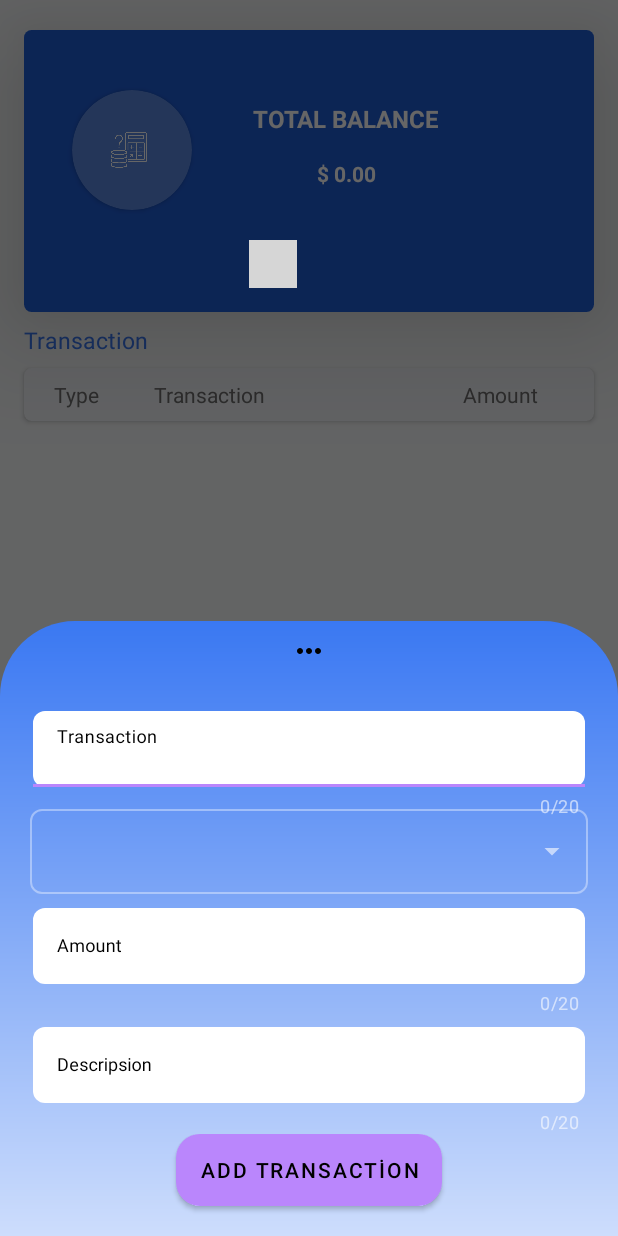
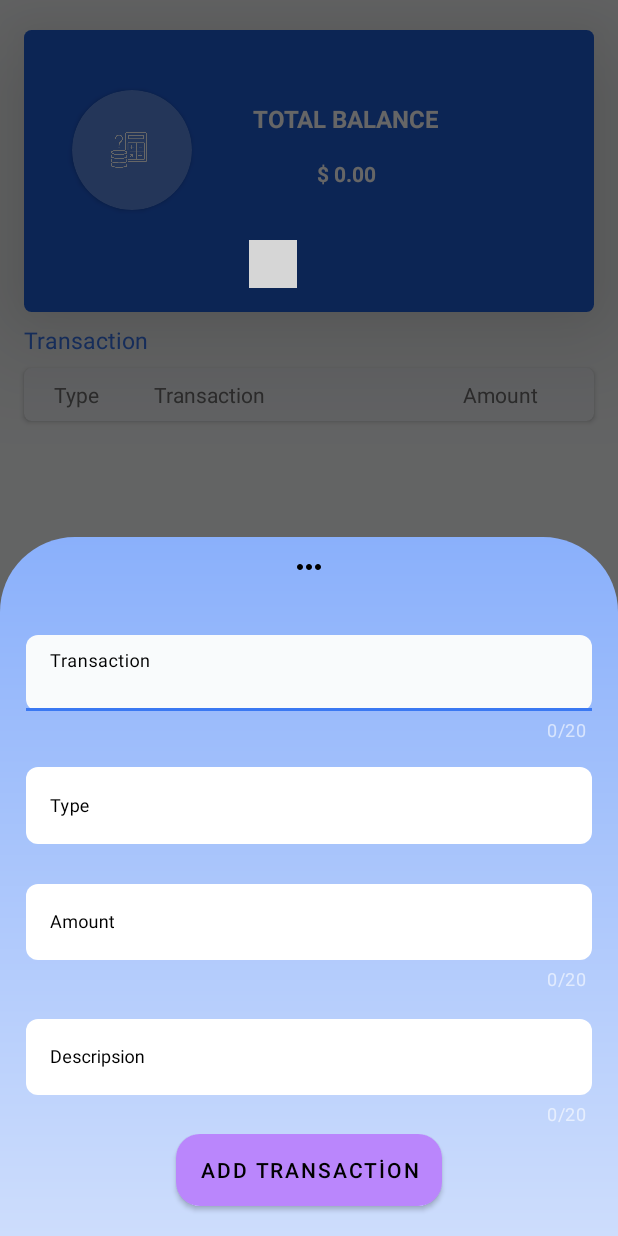
Before and after one commit to srdrakcay/Budges, an Android app: the BottomSheetFragment screen opened through its navigation route, on a phone screen of 412 x 824 dp. Run offline under Robolectric (Android 15) with nearby library versions, the phone set to English and light mode, and no system bars; our stand-ins replace Room's generated code, navigation-ui; plain views replace DotsIndicator; 4 statements that could not run were skipped; grey boxes are pictures that could not be loaded.

Commit message:
changing layout design

```diff
--- a/app/src/main/java/com/serdar/budges/adapter/BudgesAdapter.kt
+++ b/app/src/main/java/com/serdar/budges/adapter/BudgesAdapter.kt
@@ -83,5 +83,5 @@ class BudgesAdapter :
         this.transactionList = transactionList
         notifyDataSetChanged()
     }
-    //val dialog = BalanceDialog().show(parentFragmentManager, "dialog")
+
 }
--- a/app/src/main/res/drawable/bottom_sheet.xml
+++ b/app/src/main/res/drawable/bottom_sheet.xml
@@ -5,8 +5,8 @@
 
         <gradient
             android:angle="90"
-            android:startColor="@color/backroundGradyan1"
-            android:endColor="@color/backroundGradyan"
+            android:startColor="@color/unselected"
+            android:endColor="@color/selected"
             android:type="linear"/>
     <corners
         android:topLeftRadius="50sp"
--- a/app/src/main/res/layout/crypto_layout.xml
+++ b/app/src/main/res/layout/crypto_layout.xml
@@ -53,7 +53,7 @@
                 android:id="@+id/currency"
                 android:layout_width="48dp"
                 android:layout_height="14dp"
-                android:layout_marginStart="16dp"
+                android:layout_marginStart="10dp"
                 android:text="TextView"
                 android:textColor="@color/black"
                 android:textSize="12sp"
--- a/app/src/main/res/layout/dropdown.xml
+++ b/app/src/main/res/layout/dropdown.xml
@@ -4,6 +4,7 @@
     android:layout_height="wrap_content"
     android:ellipsize="end"
     android:maxLines="1"
+    android:backgroundTint="@color/white"
     android:layout_marginStart="10dp"
     android:layout_marginEnd="10dp"
     android:layout_marginTop="5dp"
--- a/app/src/main/res/layout/fragment_bottom_sheet.xml
+++ b/app/src/main/res/layout/fragment_bottom_sheet.xml
@@ -15,8 +15,7 @@
         android:layout_height="wrap_content"
         android:layout_marginTop="60dp"
         android:hint="Transaction"
-        android:paddingLeft="10sp"
-        android:paddingRight="10sp"
+        android:padding="5dp"
         android:textColorHint="@color/black"
         app:boxCornerRadiusBottomEnd="8sp"
         app:boxCornerRadiusBottomStart="8sp"
@@ -26,6 +25,7 @@
         app:counterEnabled="true"
         app:counterMaxLength="20"
         app:endIconMode="clear_text"
+        app:boxStrokeColor="@color/blue"
         app:hintTextColor="#000000"
         app:layout_constraintEnd_toEndOf="parent"
         app:layout_constraintStart_toStartOf="parent"
@@ -37,9 +37,9 @@
             android:layout_height="wrap_content"
             android:layout_marginStart="12sp"
             android:layout_marginEnd="12sp"
-            android:backgroundTint="#FFFFFF"
+            android:backgroundTint="@color/backround"
             android:textColor="@color/black"
-            android:textColorHint="@color/black"
+            android:textColorHint="@color/blue"
             android:textSize="12sp"
             app:counterMaxLength="20" />
     </com.google.android.material.textfield.TextInputLayout>
@@ -49,26 +49,39 @@
         style="@style/Widget.MaterialComponents.TextInputLayout.OutlinedBox.ExposedDropdownMenu"
         android:layout_width="0dp"
         android:layout_height="wrap_content"
-        android:layout_marginStart="20sp"
-        android:layout_marginTop="50dp"
-        android:layout_marginEnd="20dp"
+        android:layout_marginBottom="16dp"
+        android:backgroundTint="@color/amountBackground"
+        android:hint="Type"
         android:orientation="vertical"
+        android:padding="5dp"
+        android:textColorHint="@color/black"
+        app:boxBackgroundColor="@color/white"
+        app:boxCornerRadiusBottomEnd="8dp"
         app:boxCornerRadiusBottomStart="8dp"
+        app:boxCornerRadiusTopEnd="8dp"
         app:boxCornerRadiusTopStart="8dp"
-        app:boxCornerRadiusTopEnd="8dp"
-        app:boxCornerRadiusBottomEnd="8dp"
+        app:boxStrokeColor="@color/blue"
+        app:boxStrokeWidth="0dp"
+        app:hintAnimationEnabled="true"
+        app:hintTextAppearance="@style/TextAppearance.AppCompat.Small"
+        app:hintTextColor="@color/black"
         app:layout_constraintBottom_toTopOf="@+id/transactionAmount"
         app:layout_constraintEnd_toEndOf="parent"
         app:layout_constraintStart_toStartOf="parent"
-        app:layout_constraintTop_toTopOf="@+id/productName">
+        app:layout_constraintTop_toBottomOf="@+id/productName">
 
         <AutoCompleteTextView
             android:id="@+id/txtDrop"
             android:layout_width="match_parent"
             android:layout_height="wrap_content"
-            android:backgroundTint="@color/white"
+            android:layout_marginStart="12dp"
+            android:layout_marginEnd="12dp"
             android:dropDownHeight="wrap_content"
-            android:inputType="none" />
+            android:inputType="none"
+            android:pointerIcon="arrow"
+            android:textColor="@color/black"
+            android:textColorHint="@color/black"
+            android:textSize="12sp" />
     </com.google.android.material.textfield.TextInputLayout>
 
 
@@ -76,22 +89,22 @@
         android:id="@+id/transactionAmount"
         android:layout_width="match_parent"
         android:layout_height="wrap_content"
-        android:layout_marginTop="60dp"
+        android:layout_marginBottom="8dp"
         android:hint="Amount"
-        android:paddingLeft="10sp"
-        android:paddingRight="10sp"
+        android:padding="5dp"
         android:textColorHint="@color/black"
         app:boxCornerRadiusBottomEnd="8sp"
         app:boxCornerRadiusBottomStart="8sp"
         app:boxCornerRadiusTopEnd="8sp"
         app:boxCornerRadiusTopStart="8sp"
         app:boxStrokeWidth="0sp"
+        app:boxStrokeColor="@color/blue"
         app:counterEnabled="true"
         app:counterMaxLength="20"
         app:hintTextColor="#000000"
+        app:layout_constraintBottom_toTopOf="@+id/productdesc"
         app:layout_constraintEnd_toEndOf="parent"
-        app:layout_constraintStart_toStartOf="parent"
-        app:layout_constraintTop_toBottomOf="@+id/productName">
+        app:layout_constraintStart_toStartOf="parent">
 
         <com.google.android.material.textfield.TextInputEditText
             android:id="@+id/transactionAmounts"
@@ -111,9 +124,8 @@
         android:layout_width="match_parent"
         android:layout_height="wrap_content"
         android:hint="Descripsion"
-        android:paddingLeft="10sp"
         android:layout_marginTop="8dp"
-        android:paddingRight="10sp"
+        android:padding="5dp"
         android:textColorHint="@color/black"
         app:boxCornerRadiusBottomEnd="8sp"
         app:boxCornerRadiusBottomStart="8sp"
@@ -123,6 +135,7 @@
         app:counterEnabled="true"
         app:counterMaxLength="20"
         app:hintTextColor="#000000"
+        app:boxStrokeColor="@color/blue"
         app:layout_constraintEnd_toEndOf="parent"
         app:layout_constraintStart_toStartOf="parent"
         app:layout_constraintTop_toBottomOf="@+id/transactionAmount">
--- a/app/src/main/res/layout/fragment_currency.xml
+++ b/app/src/main/res/layout/fragment_currency.xml
@@ -58,7 +58,7 @@
                 android:layout_width="wrap_content"
                 android:layout_height="wrap_content"
                 android:textColor="@color/black"
-                android:layout_marginStart="35dp"
+                android:layout_marginStart="65dp"
                 android:text="PRİCE" />
 
             <TextView
@@ -66,15 +66,10 @@
                 android:layout_width="wrap_content"
                 android:layout_height="wrap_content"
                 android:textColor="@color/black"
-                android:layout_marginStart="75dp"
+                android:layout_marginStart="55dp"
                 android:text="24H VOLUME" />
         </LinearLayout>
 
-        <androidx.constraintlayout.widget.ConstraintLayout
-            android:layout_width="match_parent"
-            android:layout_height="match_parent">
-
-        </androidx.constraintlayout.widget.ConstraintLayout>
 
     </androidx.cardview.widget.CardView>
 </androidx.constraintlayout.widget.ConstraintLayout>
```
